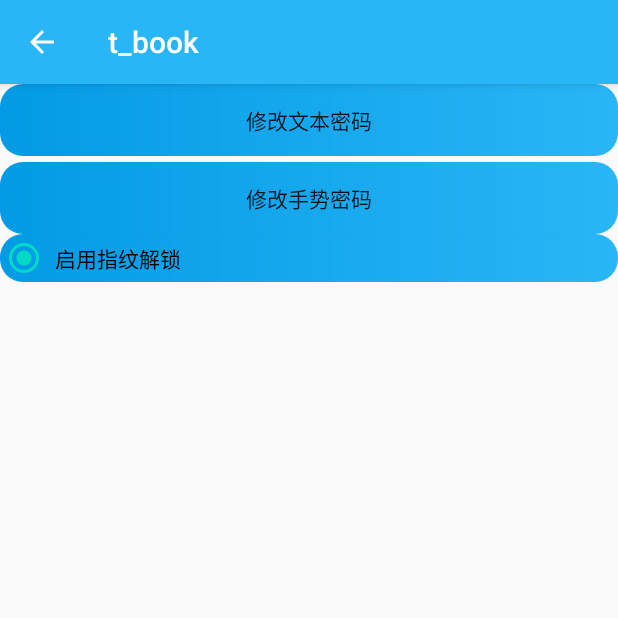
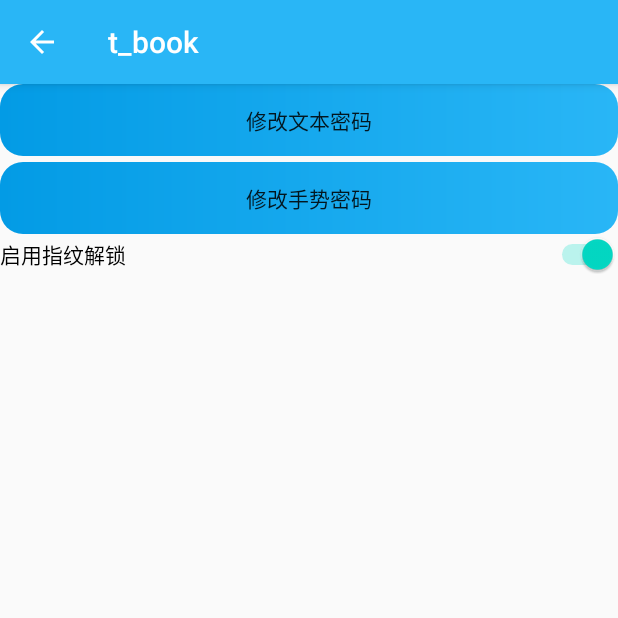
Before and after one commit to CMathmo/software-engineering, an Android app: the SettingPassword screen opened directly, with no data from a screen before it, after a tap on "启用指纹解锁", on a phone screen of 412 x 824 dp, the top half of it. Run offline under Robolectric (Android 15) with nearby library versions, the phone set to English and light mode, and no system bars.

Commit message:
并入指纹登录，后续改进要对指纹部分重构

```diff
--- a/t_Book/app/src/main/java/com/wad/tBook/login/LoginActivity.kt
+++ b/t_Book/app/src/main/java/com/wad/tBook/login/LoginActivity.kt
@@ -1,6 +1,8 @@
 package com.wad.tBook.login
 
+import android.content.Context
 import android.content.Intent
+import android.content.SharedPreferences
 import androidx.appcompat.app.AppCompatActivity
 import androidx.annotation.RequiresApi
 import android.os.Bundle
@@ -10,6 +12,7 @@ import androidx.fragment.app.Fragment
 import androidx.fragment.app.FragmentManager
 import androidx.viewpager.widget.ViewPager
 import com.google.android.material.tabs.TabLayout
+import com.wad.tBook.MyApplication
 import com.wad.tBook.NinelockFragment
 import com.wad.tBook.R
 import com.wad.tBook.R.id.loginway_list
@@ -30,9 +33,11 @@ class LoginActivity : AppCompatActivity() {
     override fun onCreate(savedInstanceState: Bundle?) {
         super.onCreate(savedInstanceState)
         setContentView(R.layout.activity_main)
+
         findViewById<ViewPager>(R.id.loginway_list).offscreenPageLimit = 2
         //设置ViewPager
         findViewById<ViewPager>(R.id.loginway_list).adapter = mViewPagerAdapter
+
     }
 
     inner class ViewPagerAdapter(fm: FragmentManager) : FragmentPagerAdapter(fm,FragmentPagerAdapter.BEHAVIOR_RESUME_ONLY_CURRENT_FRAGMENT) {
--- a/t_Book/app/src/main/java/com/wad/tBook/setting/SettingPassword.kt
+++ b/t_Book/app/src/main/java/com/wad/tBook/setting/SettingPassword.kt
@@ -47,11 +47,13 @@ class SettingPassword : AppCompatActivity() {
 
         fingerprint_button.setOnClickListener {
             if(stateNumber == 1){
+                fingerprint_button.isChecked == false
                 editor.putInt("fingerprintpassword",0)
                 editor.apply()
             }
             else
             {
+                fingerprint_button.isChecked == true
                 editor.putInt("fingerprintpassword",1)
                 editor.apply()
             }
--- a/t_Book/app/src/main/res/layout/activity_setting_password.xml
+++ b/t_Book/app/src/main/res/layout/activity_setting_password.xml
@@ -32,11 +32,10 @@
         app:layout_constraintStart_toStartOf="parent"
         app:layout_constraintTop_toBottomOf="@+id/textchange_button" />
 
-    <RadioButton
+    <Switch
         android:id="@+id/fingerprint_button"
         android:layout_width="0dp"
         android:layout_height="wrap_content"
-        android:background="@drawable/button_shape"
         android:text="启用指纹解锁"
         app:layout_constraintEnd_toEndOf="parent"
         app:layout_constraintHorizontal_bias="0.0"
@@ -44,4 +43,5 @@
         app:layout_constraintTop_toBottomOf="@+id/ninelockchange_button" />
 
 
+
 </androidx.constraintlayout.widget.ConstraintLayout>
```
Also changed, not shown: t_Book/app/src/main/AndroidManifest.xml (+7 -8 lines), t_Book/app/src/main/java/com/wad/tBook/login/PasswordActivity.kt (added, +30 -0 lines), t_Book/app/src/main/res/layout/activity_password.xml (added, +9 -0 lines).
